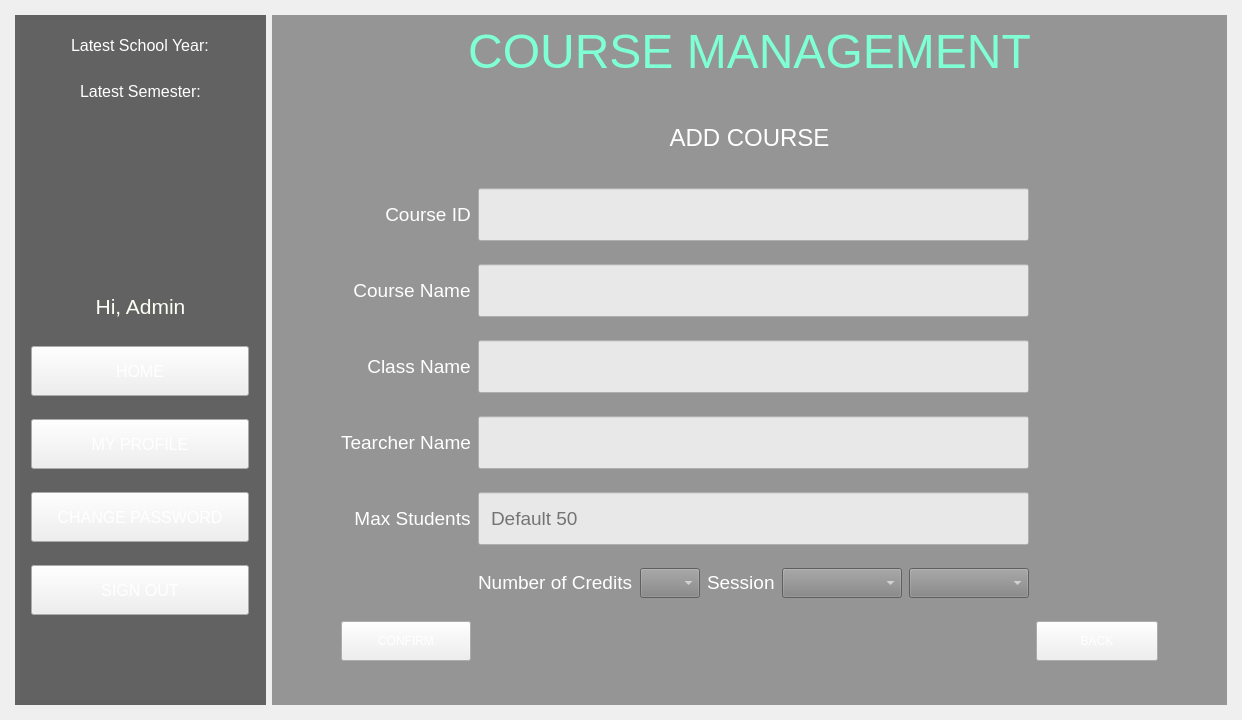
The window that StudentManagementSystem/mainwindow.ui (BuhDuy256/Student-Management-GROUP6-KTLT-23CLC03) describes before a commit, drawn with Qt 5.
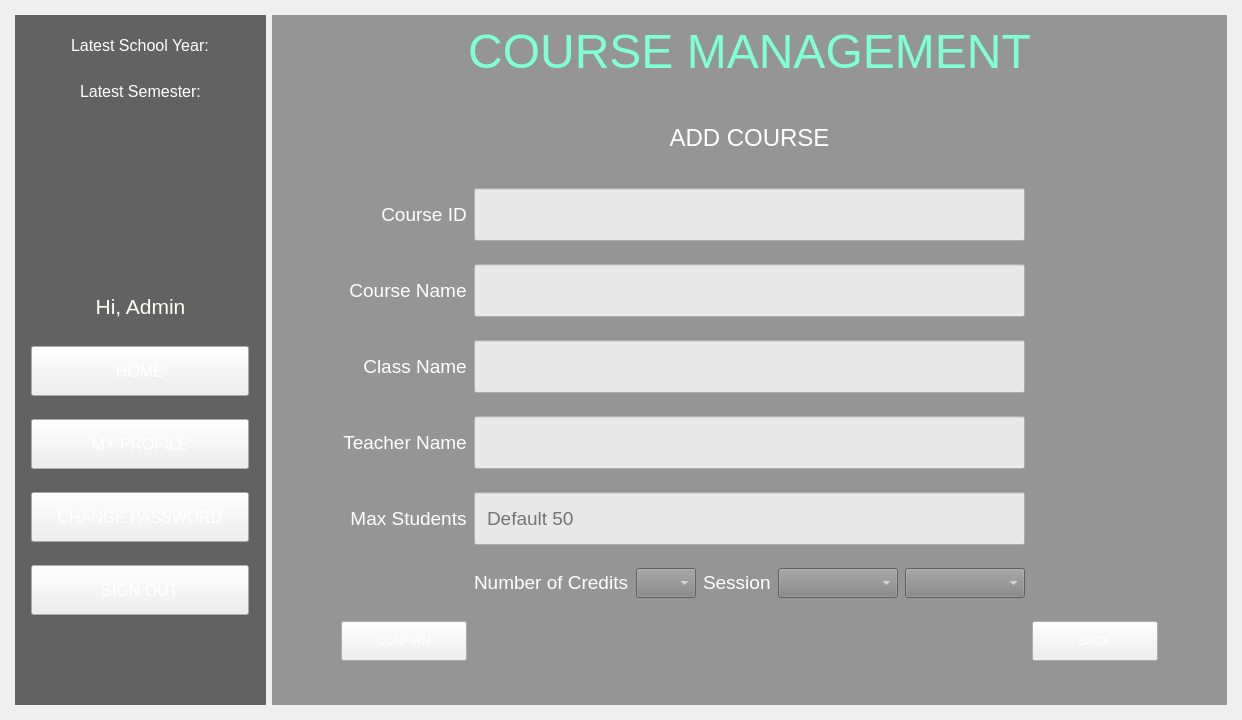
The same window after the commit. The open tabs and pages were chosen to show the change. Icons and pictures are not drawn.

```diff
--- a/StudentManagementSystem/mainwindow.ui
+++ b/StudentManagementSystem/mainwindow.ui
@@ -5991,7 +5991,7 @@
                    <string notr="true">color: white;</string>
                   </property>
                   <property name="text">
-                   <string>Tearcher Name</string>
+                   <string>Teacher Name</string>
                   </property>
                   <property name="alignment">
                    <set>Qt::AlignCenter</set>
```
Left out of the diff: 4 changed lines with no effect on the pictures.
